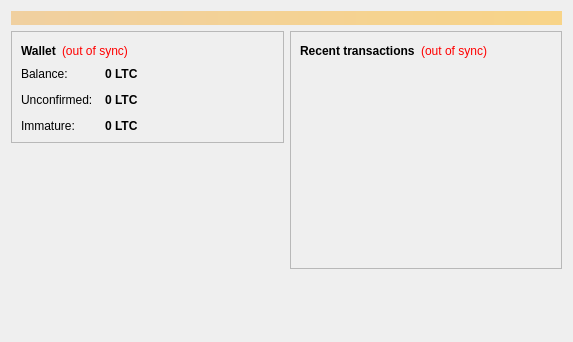
First picture: the form in src/qt/forms/overviewpage.ui, repository fusioncoin/fusioncoin, before the edit.
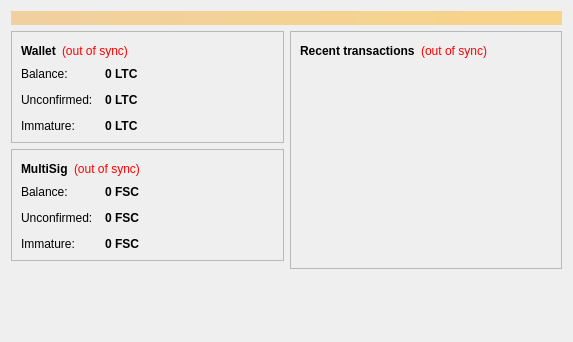
Second picture: the form after the edit.

Commit message: 0.8.6.2 Full support of MultiSig

```diff
--- a/src/qt/forms/overviewpage.ui
+++ b/src/qt/forms/overviewpage.ui
@@ -189,6 +189,161 @@
          </layout>
         </widget>
        </item>
+       <item>
+        <widget class="QFrame" name="frame_3">
+         <property name="frameShape">
+          <enum>QFrame::StyledPanel</enum>
+         </property>
+         <property name="frameShadow">
+          <enum>QFrame::Raised</enum>
+         </property>
+         <layout class="QVBoxLayout" name="verticalLayout_6">
+          <item>
+           <layout class="QHBoxLayout" name="horizontalLayout_8">
+            <item>
+             <widget class="QLabel" name="label_12">
+              <property name="font">
+               <font>
+                <weight>75</weight>
+                <bold>true</bold>
+               </font>
+              </property>
+              <property name="text">
+               <string>MultiSig</string>
+              </property>
+             </widget>
+            </item>
+            <item>
+             <widget class="QLabel" name="labelSharedWalletStatus">
+              <property name="toolTip">
+               <string>The displayed information may be out of date. Your wallet automatically synchronizes with the Fusioncoin network after a connection is established, but this process has not completed yet.</string>
+              </property>
+              <property name="styleSheet">
+               <string notr="true">QLabel { color: red; }</string>
+              </property>
+              <property name="text">
+               <string notr="true">(out of sync)</string>
+              </property>
+              <property name="alignment">
+               <set>Qt::AlignLeading|Qt::AlignLeft|Qt::AlignVCenter</set>
+              </property>
+             </widget>
+            </item>
+            <item>
+             <spacer name="horizontalSpacer_6">
+              <property name="orientation">
+               <enum>Qt::Horizontal</enum>
+              </property>
+              <property name="sizeHint" stdset="0">
+               <size>
+                <width>40</width>
+                <height>20</height>
+               </size>
+              </property>
+             </spacer>
+            </item>
+           </layout>
+          </item>
+          <item>
+           <layout class="QFormLayout" name="formLayout_5">
+            <property name="fieldGrowthPolicy">
+             <enum>QFormLayout::AllNonFixedFieldsGrow</enum>
+            </property>
+            <property name="horizontalSpacing">
+             <number>12</number>
+            </property>
+            <property name="verticalSpacing">
+             <number>12</number>
+            </property>
+            <item row="0" column="0">
+             <widget class="QLabel" name="label_13">
+              <property name="text">
+               <string>Balance:</string>
+              </property>
+             </widget>
+            </item>
+            <item row="0" column="1">
+             <widget class="QLabel" name="labelBalanceShared">
+              <property name="font">
+               <font>
+                <weight>75</weight>
+                <bold>true</bold>
+               </font>
+              </property>
+              <property name="cursor">
+               <cursorShape>IBeamCursor</cursorShape>
+              </property>
+              <property name="toolTip">
+               <string>Your current balance</string>
+              </property>
+              <property name="text">
+               <string notr="true">0 FSC</string>
+              </property>
+              <property name="textInteractionFlags">
+               <set>Qt::LinksAccessibleByMouse|Qt::TextSelectableByKeyboard|Qt::TextSelectableByMouse</set>
+              </property>
+             </widget>
+            </item>
+            <item row="1" column="0">
+             <widget class="QLabel" name="label_14">
+              <property name="text">
+               <string>Unconfirmed:</string>
+              </property>
+             </widget>
+            </item>
+            <item row="1" column="1">
+             <widget class="QLabel" name="labelUnconfirmedShared">
+              <property name="font">
+               <font>
+                <weight>75</weight>
+                <bold>true</bold>
+               </font>
+              </property>
+              <property name="cursor">
+               <cursorShape>IBeamCursor</cursorShape>
+              </property>
+              <property name="toolTip">
+               <string>Total of transactions that have yet to be confirmed, and do not yet count toward the current balance</string>
+              </property>
+              <property name="text">
+               <string notr="true">0 FSC</string>
+              </property>
+              <property name="textInteractionFlags">
+               <set>Qt::LinksAccessibleByMouse|Qt::TextSelectableByKeyboard|Qt::TextSelectableByMouse</set>
+              </property>
+             </widget>
+            </item>
+            <item row="2" column="0">
+             <widget class="QLabel" name="labelImmatureTextShared">
+              <property name="text">
+               <string>Immature:</string>
+              </property>
+             </widget>
+            </item>
+            <item row="2" column="1">
+             <widget class="QLabel" name="labelImmatureShared">
+              <property name="font">
+               <font>
+                <weight>75</weight>
+                <bold>true</bold>
+               </font>
+              </property>
+              <property name="toolTip">
+               <string>Mined balance that has not yet matured</string>
+              </property>
+              <property name="text">
+               <string notr="true">0 FSC</string>
+              </property>
+              <property name="textInteractionFlags">
+               <set>Qt::LinksAccessibleByMouse|Qt::TextSelectableByKeyboard|Qt::TextSelectableByMouse</set>
+              </property>
+             </widget>
+            </item>
+           </layout>
+          </item>
+         </layout>
+        </widget>
+       </item>
        <item>
         <spacer name="verticalSpacer">
          <property name="orientation">
```
Left out of the diff: 2 changed lines with no effect on the pictures. The commit also changes 45 other files.
